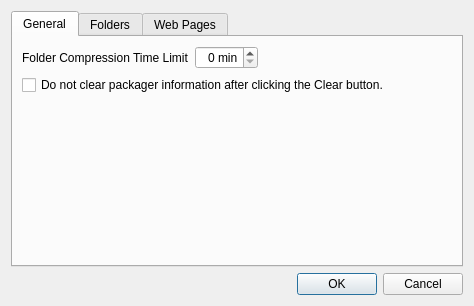
First picture: the form in configurationdialog.ui, repository huseyinkozan/PiSiDo, before the edit.
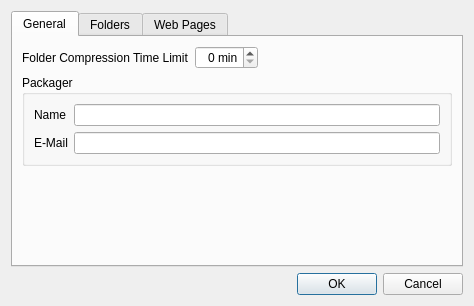
Second picture: the form after the edit.

Commit message: Adapt code to changed GUI. Needs test.

```diff
--- a/configurationdialog.ui
+++ b/configurationdialog.ui
@@ -41,13 +41,6 @@
          </property>
         </widget>
        </item>
-       <item row="1" column="0" colspan="3">
-        <widget class="QCheckBox" name="chk_not_clear_packager">
-         <property name="text">
-          <string>Do not clear packager information after clicking the Clear button.</string>
-         </property>
-        </widget>
-       </item>
        <item row="2" column="0">
         <spacer name="verticalSpacer">
          <property name="orientation">
@@ -74,6 +67,35 @@
          </property>
         </spacer>
        </item>
+       <item row="1" column="0" colspan="3">
+        <widget class="QGroupBox" name="gb_packager">
+         <property name="title">
+          <string>Packager</string>
+         </property>
+         <layout class="QGridLayout" name="gridLayout_4">
+          <item row="0" column="0">
+           <widget class="QLabel" name="lbl_packager_name">
+            <property name="text">
+             <string>Name</string>
+            </property>
+           </widget>
+          </item>
+          <item row="0" column="1">
+           <widget class="QLineEdit" name="le_packager_name"/>
+          </item>
+          <item row="1" column="0">
+           <widget class="QLabel" name="lbl_packager_email">
+            <property name="text">
+             <string>E-Mail</string>
+            </property>
+           </widget>
+          </item>
+          <item row="1" column="1">
+           <widget class="QLineEdit" name="le_packager_email"/>
+          </item>
+         </layout>
+        </widget>
+       </item>
       </layout>
      </widget>
      <widget class="QWidget" name="tab_2">
```
The commit also changes 5 other files.
